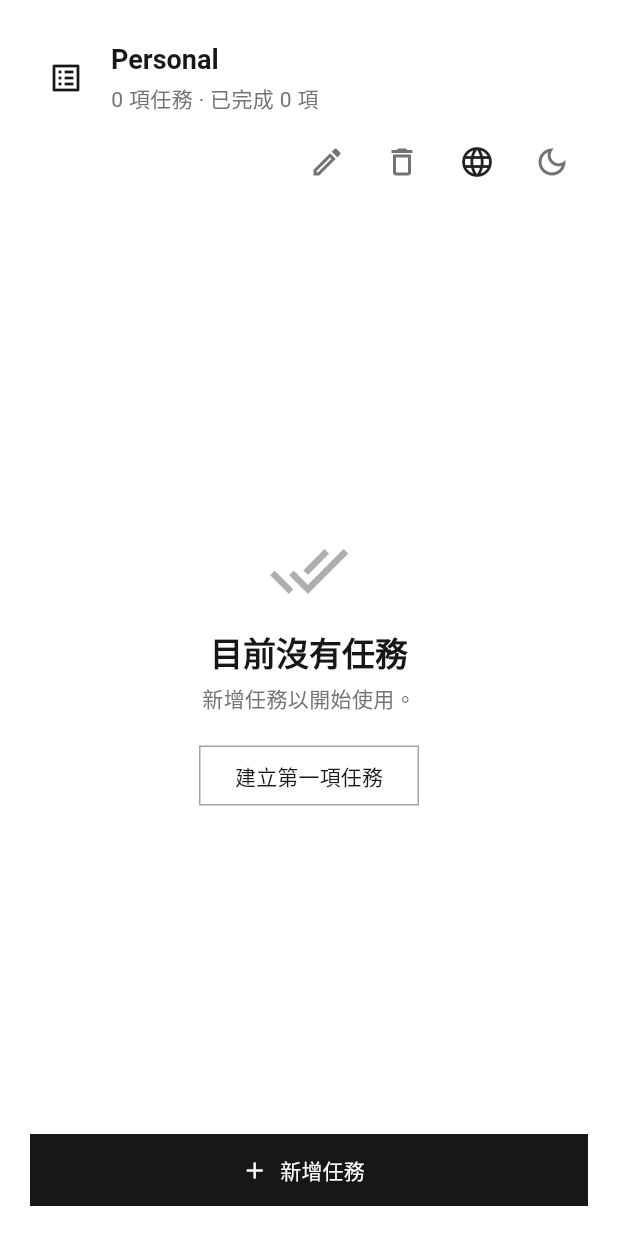
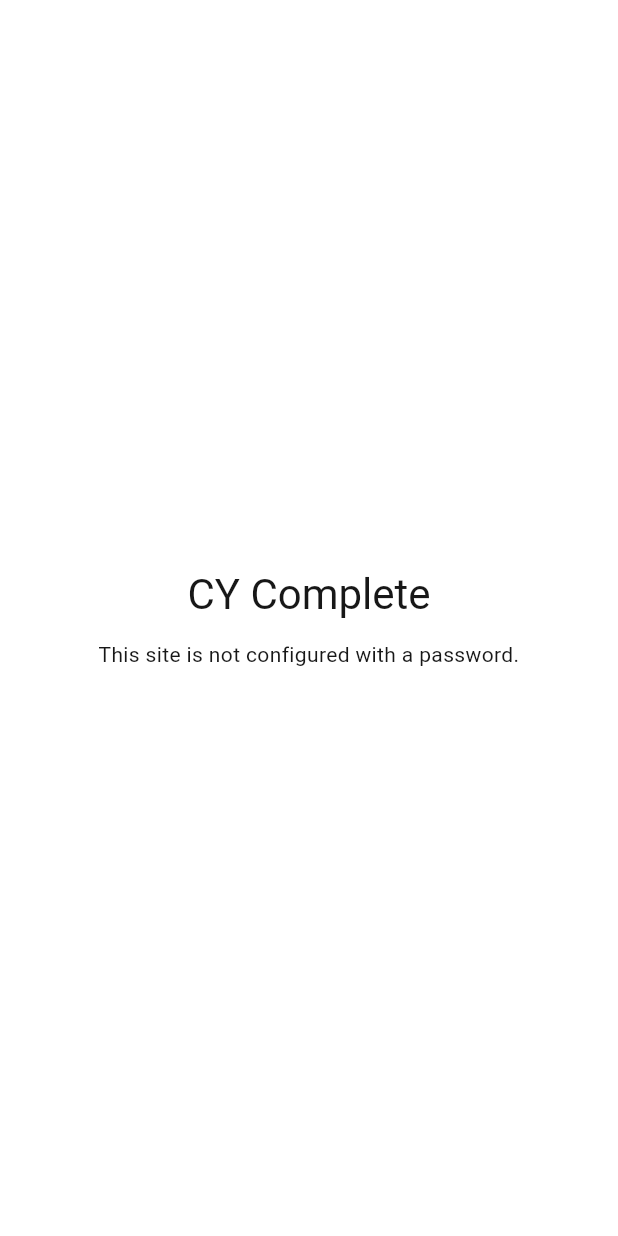
Before and after one commit to mecatoyeung/flutter_todo, a Flutter app: the screen it shows after launch, on a phone screen of 412 x 824 dp. Run offline on Flutter 3.47's test engine with Material 3 defaults, Android fonts, the phone set to English and light mode, and no system bars; our stand-ins replace sembast, supabase_flutter; accounts and stored records are empty.

Commit message:
Protect the page with password specified in .env

```diff
--- a/lib/main.dart
+++ b/lib/main.dart
@@ -7,6 +7,8 @@ import 'database.dart';
 import 'models.dart';
 
 void main() => runApp(const TodoApp());
+
+const _sitePassword = String.fromEnvironment('SITE_PASSWORD');
 
 enum AppLanguage { traditionalChinese, english }
 
@@ -230,7 +232,9 @@ class _TodoAppState extends State<TodoApp> {
       theme: _theme(Brightness.light),
       darkTheme: _theme(Brightness.dark),
       themeMode: _themeMode,
-      home: TodoHomePage(
+      home: PasswordGate(
+        password: _sitePassword,
+        child: TodoHomePage(
           isDarkMode: _themeMode == ThemeMode.dark,
           onToggleTheme: () => setState(
             () => _themeMode = _themeMode == ThemeMode.dark
@@ -238,7 +242,95 @@ class _TodoAppState extends State<TodoApp> {
                 : ThemeMode.dark,
           ),
           language: _language,
-              onLanguageChanged: (language) => setState(() => _language = language),
+          onLanguageChanged: (language) =>
+              setState(() => _language = language),
+        ),
+      ),
+    );
+  }
+}
+
+class PasswordGate extends StatefulWidget {
+  const PasswordGate({super.key, required this.password, required this.child});
+
+  final String password;
+  final Widget child;
+
+  @override
+  State<PasswordGate> createState() => _PasswordGateState();
+}
+
+class _PasswordGateState extends State<PasswordGate> {
+  final _passwordController = TextEditingController();
+  bool _isUnlocked = false;
+  bool _showError = false;
+
+  @override
+  void dispose() {
+    _passwordController.dispose();
+    super.dispose();
+  }
+
+  void _submit() {
+    final isCorrect =
+        widget.password.isNotEmpty && _passwordController.text == widget.password;
+    setState(() {
+      _isUnlocked = isCorrect;
+      _showError = !isCorrect;
+    });
+  }
+
+  @override
+  Widget build(BuildContext context) {
+    if (_isUnlocked) return widget.child;
+
+    final passwordIsConfigured = widget.password.isNotEmpty;
+    return Scaffold(
+      body: Center(
+        child: ConstrainedBox(
+          constraints: const BoxConstraints(maxWidth: 360),
+          child: Padding(
+            padding: const EdgeInsets.all(24),
+            child: Column(
+              mainAxisSize: MainAxisSize.min,
+              crossAxisAlignment: CrossAxisAlignment.stretch,
+              children: [
+                Text(
+                  'CY Complete',
+                  style: Theme.of(context).textTheme.headlineMedium,
+                  textAlign: TextAlign.center,
+                ),
+                const SizedBox(height: 12),
+                Text(
+                  passwordIsConfigured
+                      ? 'Enter the password to continue.'
+                      : 'This site is not configured with a password.',
+                  textAlign: TextAlign.center,
+                ),
+                if (passwordIsConfigured) ...[
+                  const SizedBox(height: 24),
+                  TextField(
+                    controller: _passwordController,
+                    autofocus: true,
+                    obscureText: true,
+                    enableSuggestions: false,
+                    autocorrect: false,
+                    onSubmitted: (_) => _submit(),
+                    decoration: InputDecoration(
+                      labelText: 'Password',
+                      errorText: _showError ? 'Incorrect password.' : null,
+                    ),
+                  ),
+                  const SizedBox(height: 12),
+                  FilledButton(
+                    onPressed: _submit,
+                    child: const Text('Continue'),
+                  ),
+                ],
+              ],
+            ),
+          ),
+        ),
       ),
     );
   }
```
Also changed, not shown: 4 other files. Lines whose indentation alone changed are shown as unchanged.
